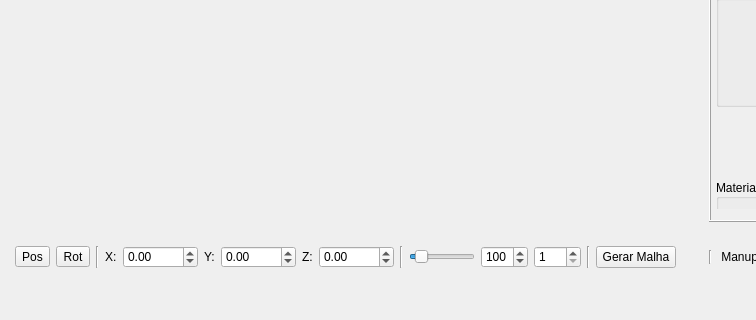
Before: the Qt Designer form final_Interface/mainwindow.ui in pvmocbel/Lane3dViewer, drawn with Qt 5; both pictures show x 0 to 756 and y 280 to 600 of the 900 by 600 pixel window.
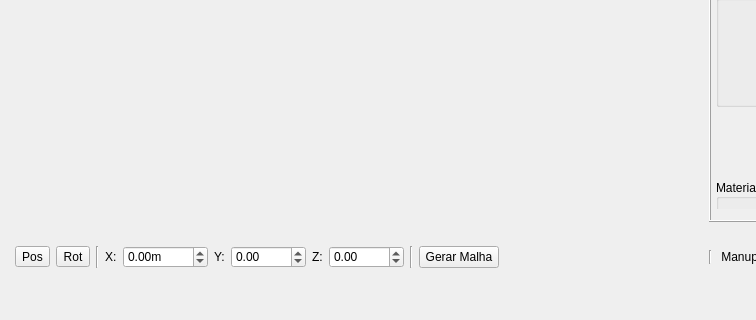
After: the same form once the commit is applied.

```diff
--- a/final_Interface/mainwindow.ui
+++ b/final_Interface/mainwindow.ui
@@ -71,6 +71,15 @@
          </item>
          <item>
           <widget class="QDoubleSpinBox" name="position_X">
+           <property name="enabled">
+            <bool>true</bool>
+           </property>
+           <property name="keyboardTracking">
+            <bool>true</bool>
+           </property>
+           <property name="suffix">
+            <string>m</string>
+           </property>
            <property name="decimals">
             <number>2</number>
            </property>
@@ -110,73 +119,6 @@
            </property>
           </widget>
          </item>
-         <item>
-          <widget class="Line" name="line_2">
-           <property name="orientation">
-            <enum>Qt::Vertical</enum>
-           </property>
-          </widget>
-         </item>
-         <item>
-          <widget class="QSlider" name="horizontalSlider_Porcent">
-           <property name="toolTip">
-            <string>View Escala</string>
-           </property>
-           <property name="minimum">
-            <number>1</number>
-           </property>
-           <property name="maximum">
-            <number>999</number>
-           </property>
-           <property name="singleStep">
-            <number>1</number>
-           </property>
-           <property name="pageStep">
-            <number>0</number>
-           </property>
-           <property name="value">
-            <number>100</number>
-           </property>
-           <property name="sliderPosition">
-            <number>100</number>
-           </property>
-           <property name="orientation">
-            <enum>Qt::Horizontal</enum>
-           </property>
-          </widget>
-         </item>
-         <item>
-          <widget class="QSpinBox" name="spinBox_Porcent">
-           <property name="toolTip">
-            <string>View Escala</string>
-           </property>
-           <property name="suffix">
-            <string extracomment="%"/>
-           </property>
-           <property name="minimum">
-            <number>1</number>
-           </property>
-           <property name="maximum">
-            <number>999</number>
-           </property>
-           <property name="singleStep">
-            <number>10</number>
-           </property>
-           <property name="value">
-            <number>100</number>
-           </property>
-          </widget>
-         </item>
-         <item>
-          <widget class="QSpinBox" name="spinBox_PorcentFactor">
-           <property name="minimum">
-            <number>1</number>
-           </property>
-           <property name="maximum">
-            <number>100</number>
-           </property>
-          </widget>
-         </item>
          <item>
           <widget class="Line" name="line_4">
            <property name="orientation">
```
Left out of the diff: 6 changed lines with no effect on the pictures.
